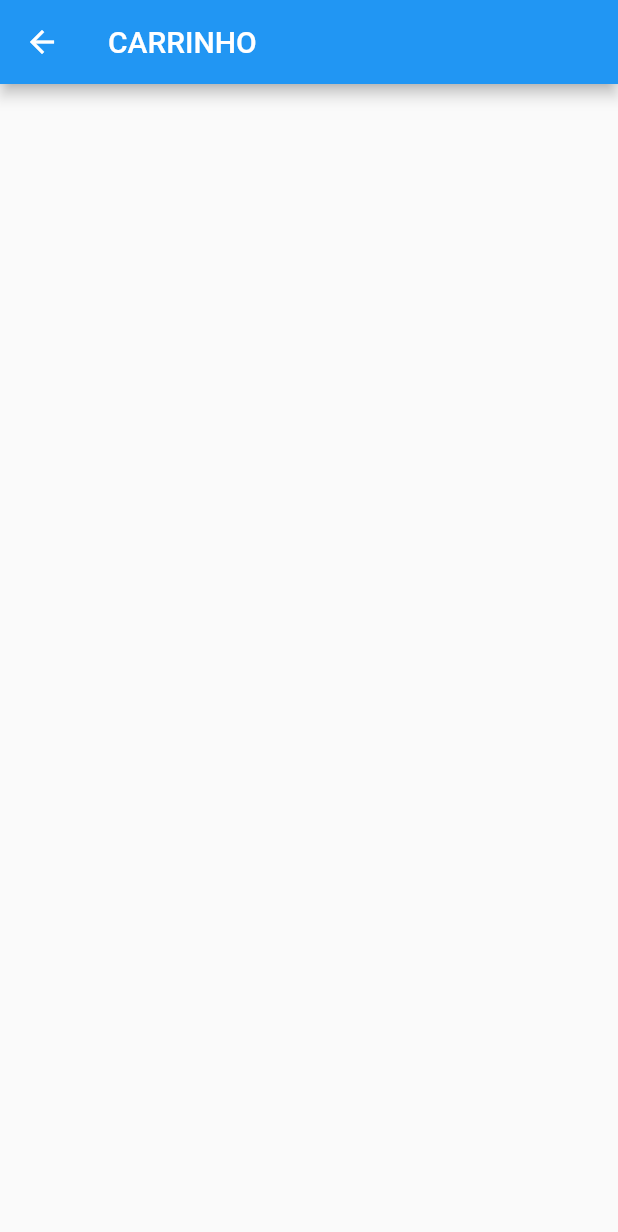
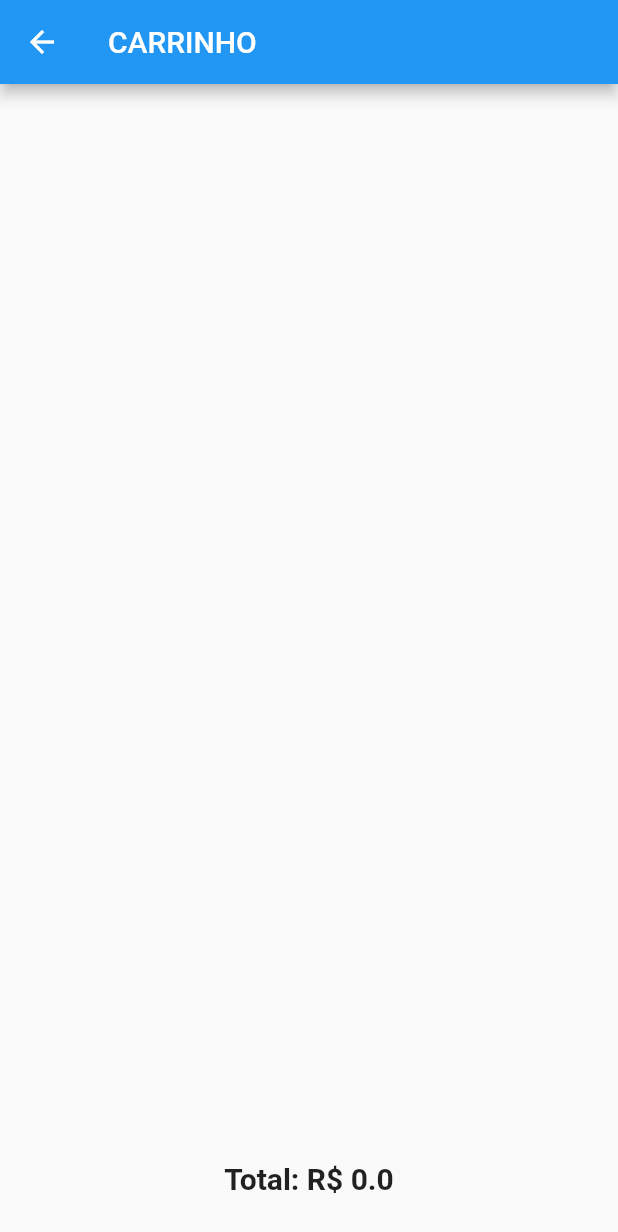
Before and after one commit to felipejoliver-fzr/flutter_food, a Flutter app: the Cart screen opened directly, on a phone screen of 412 x 824 dp. Shown: the top 1232 px of the screen. Run offline on Flutter 3.47's test engine with Material 2 defaults, Android fonts, the phone set to English and light mode, and no system bars; our stand-ins replace flutter_mobx, mobx; generated files the repository leaves out were written again.

Commit message:
adicionando o valor total do carrinho

```diff
--- a/lib/pages/cart/cart.dart
+++ b/lib/pages/cart/cart.dart
@@ -49,6 +49,18 @@ class _CartState extends State<Cart> {
                 itemCount: cartStore.cartProducts.length);
           }),
         ),
+        Container(
+          color: Colors.grey[50],
+          height: 50,
+          width: double.infinity,
+          child: Observer(builder: (_) {
+            return Text(
+              "Total: R\$ ${cartStore.getTotalCart}",
+              textAlign: TextAlign.center,
+              style: const TextStyle(fontWeight: FontWeight.bold, fontSize: 20),
+            );
+          }),
+        )
       ]),
     );
   }
--- a/lib/shared/cart-store.dart
+++ b/lib/shared/cart-store.dart
@@ -37,4 +37,8 @@ abstract class _CartStoreBase with Store {
 
   @computed
   int get getValue => value;
+
+  @computed
+  double get getTotalCart =>
+      cartProducts.fold(0, (previous, current) => previous + current.price);
 }
```
Also changed, not shown: lib/shared/cart-store.g.dart.
